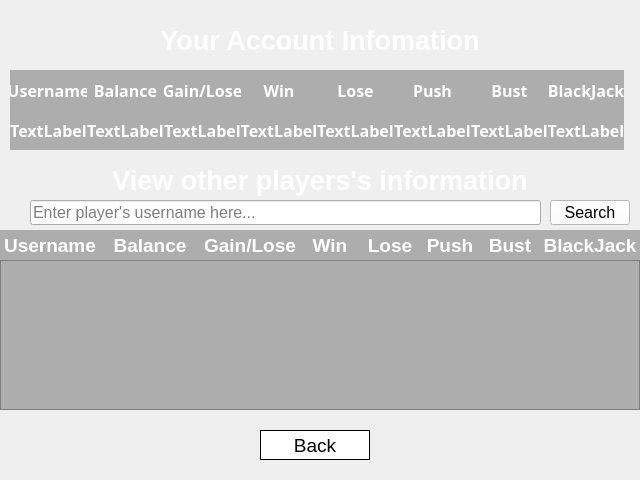
Before: the Qt Designer form blackjack-client/ui/player_info.ui in lehoangtran289/Blackjack, drawn with Qt 5.
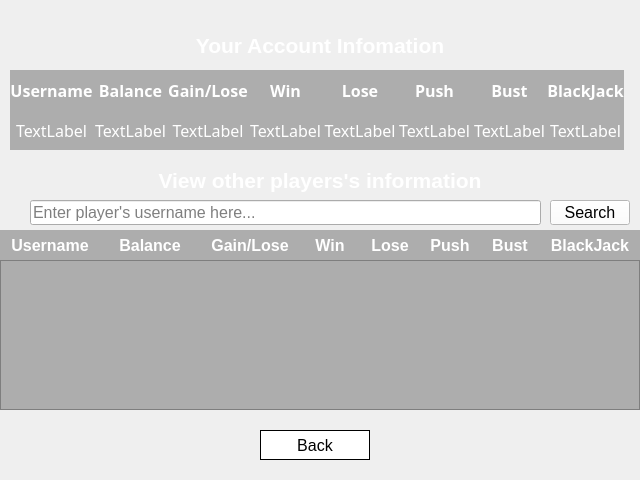
After: the same form once the commit is applied. Icons and pictures are not drawn.

```diff
--- a/blackjack-client/ui/player_info.ui
+++ b/blackjack-client/ui/player_info.ui
@@ -17,9 +17,9 @@
    <property name="geometry">
     <rect>
      <x>70</x>
-     <y>20</y>
+     <y>30</y>
      <width>500</width>
-     <height>40</height>
+     <height>30</height>
     </rect>
    </property>
    <property name="sizePolicy">
@@ -30,7 +30,7 @@
    </property>
    <property name="font">
     <font>
-     <pointsize>20</pointsize>
+     <pointsize>16</pointsize>
      <weight>75</weight>
      <bold>true</bold>
     </font>
@@ -71,8 +71,8 @@
       <property name="font">
        <font>
         <pointsize>12</pointsize>
-        <weight>75</weight>
-        <bold>true</bold>
+        <weight>50</weight>
+        <bold>false</bold>
        </font>
       </property>
       <property name="styleSheet">
@@ -91,8 +91,8 @@
       <property name="font">
        <font>
         <pointsize>12</pointsize>
-        <weight>75</weight>
-        <bold>true</bold>
+        <weight>50</weight>
+        <bold>false</bold>
        </font>
       </property>
       <property name="styleSheet">
@@ -111,8 +111,8 @@
       <property name="font">
        <font>
         <pointsize>12</pointsize>
-        <weight>75</weight>
-        <bold>true</bold>
+        <weight>50</weight>
+        <bold>false</bold>
        </font>
       </property>
       <property name="styleSheet">
@@ -131,8 +131,8 @@
       <property name="font">
        <font>
         <pointsize>12</pointsize>
-        <weight>75</weight>
-        <bold>true</bold>
+        <weight>50</weight>
+        <bold>false</bold>
        </font>
       </property>
       <property name="styleSheet">
@@ -151,8 +151,8 @@
       <property name="font">
        <font>
         <pointsize>12</pointsize>
-        <weight>75</weight>
-        <bold>true</bold>
+        <weight>50</weight>
+        <bold>false</bold>
        </font>
       </property>
       <property name="styleSheet">
@@ -171,8 +171,8 @@
       <property name="font">
        <font>
         <pointsize>12</pointsize>
-        <weight>75</weight>
-        <bold>true</bold>
+        <weight>50</weight>
+        <bold>false</bold>
        </font>
       </property>
       <property name="styleSheet">
@@ -331,8 +331,8 @@
       <property name="font">
        <font>
         <pointsize>12</pointsize>
-        <weight>75</weight>
-        <bold>true</bold>
+        <weight>50</weight>
+        <bold>false</bold>
        </font>
       </property>
       <property name="styleSheet">
@@ -371,8 +371,8 @@
       <property name="font">
        <font>
         <pointsize>12</pointsize>
-        <weight>75</weight>
-        <bold>true</bold>
+        <weight>50</weight>
+        <bold>false</bold>
        </font>
       </property>
       <property name="styleSheet">
@@ -399,7 +399,7 @@
    </property>
    <property name="font">
     <font>
-     <pointsize>14</pointsize>
+     <pointsize>12</pointsize>
      <weight>50</weight>
      <bold>false</bold>
     </font>
@@ -425,7 +425,7 @@
    </property>
    <property name="font">
     <font>
-     <pointsize>20</pointsize>
+     <pointsize>16</pointsize>
      <weight>75</weight>
      <bold>true</bold>
     </font>
@@ -476,8 +476,8 @@
    <property name="font">
     <font>
      <pointsize>12</pointsize>
-     <weight>75</weight>
-     <bold>true</bold>
+     <weight>50</weight>
+     <bold>false</bold>
     </font>
    </property>
    <property name="styleSheet">
@@ -642,7 +642,7 @@
    </property>
    <property name="font">
     <font>
-     <pointsize>14</pointsize>
+     <pointsize>12</pointsize>
      <weight>75</weight>
      <bold>true</bold>
     </font>
@@ -668,7 +668,7 @@
    </property>
    <property name="font">
     <font>
-     <pointsize>14</pointsize>
+     <pointsize>12</pointsize>
      <weight>75</weight>
      <bold>true</bold>
     </font>
@@ -694,7 +694,7 @@
    </property>
    <property name="font">
     <font>
-     <pointsize>14</pointsize>
+     <pointsize>12</pointsize>
      <weight>75</weight>
      <bold>true</bold>
     </font>
@@ -720,7 +720,7 @@
    </property>
    <property name="font">
     <font>
-     <pointsize>14</pointsize>
+     <pointsize>12</pointsize>
      <weight>75</weight>
      <bold>true</bold>
     </font>
@@ -746,7 +746,7 @@
    </property>
    <property name="font">
     <font>
-     <pointsize>14</pointsize>
+     <pointsize>12</pointsize>
      <weight>75</weight>
      <bold>true</bold>
     </font>
@@ -772,7 +772,7 @@
    </property>
    <property name="font">
     <font>
-     <pointsize>14</pointsize>
+     <pointsize>12</pointsize>
      <weight>75</weight>
      <bold>true</bold>
     </font>
@@ -798,7 +798,7 @@
    </property>
    <property name="font">
     <font>
-     <pointsize>14</pointsize>
+     <pointsize>12</pointsize>
      <weight>75</weight>
      <bold>true</bold>
     </font>
@@ -824,7 +824,7 @@
    </property>
    <property name="font">
     <font>
-     <pointsize>14</pointsize>
+     <pointsize>12</pointsize>
      <weight>75</weight>
      <bold>true</bold>
     </font>
```
